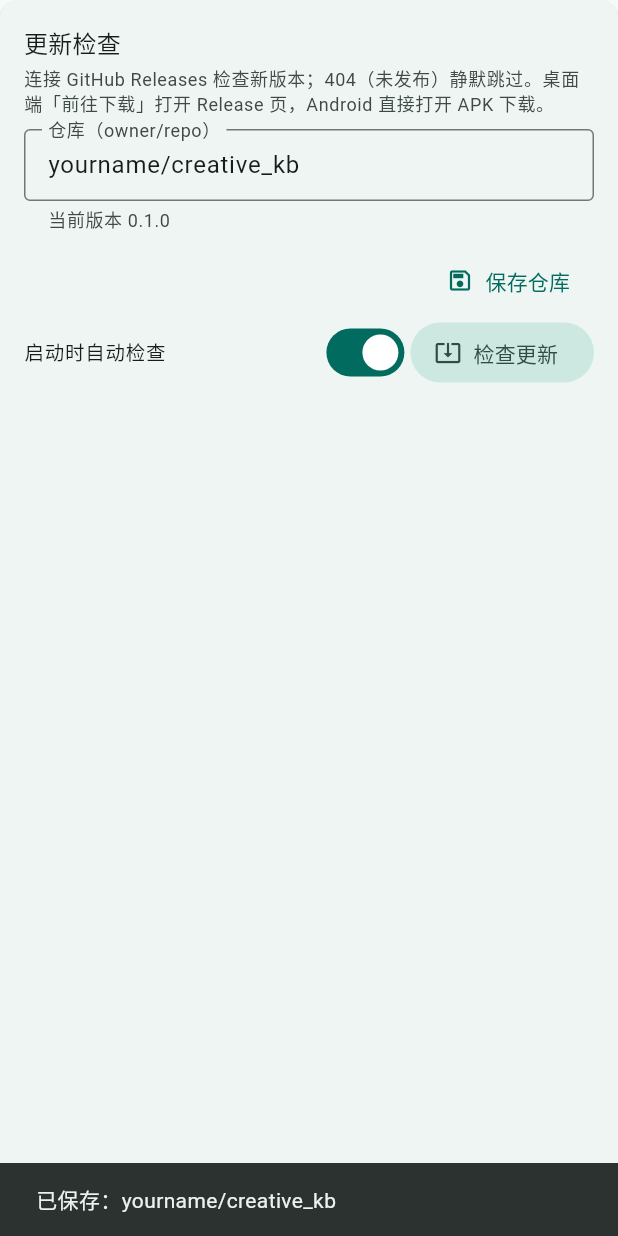
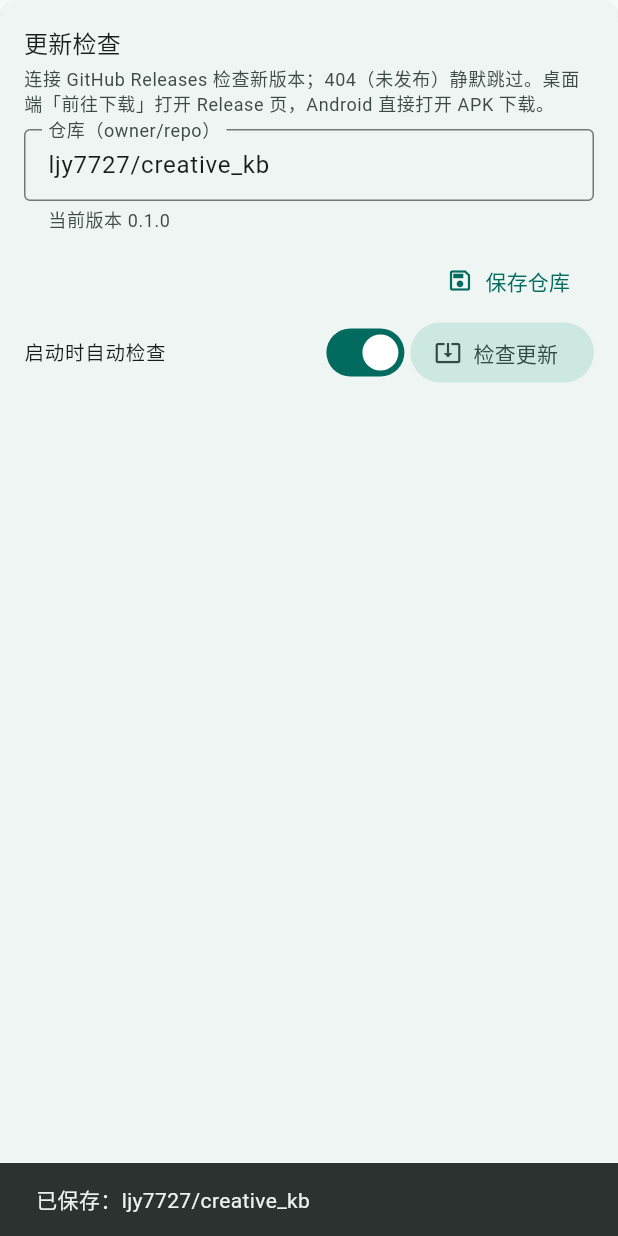
Before and after one commit to ljy7727/creative_kb, a Flutter app: the _UpdateGroup widget shown alone on an empty page, opened directly, after a tap on "保存仓库", on a phone screen of 412 x 824 dp. Run offline on Flutter 3.47's test engine with Material 3 defaults, Android fonts, the phone set to English and light mode, and no system bars; our stand-ins replace dio, drift, drift_flutter, file_picker, flutter_markdown, flutter_riverpod and 2 more; missing offline and left inert: window_manager; accounts and stored records are empty; generated files the repository leaves out were written again; statements that could not run were skipped.

Commit message:
发布配置：更新检查默认仓库指向 ljy7727/creative_kb（原占位 yourname）

```diff
--- a/lib/core/seed/app_seeder.dart
+++ b/lib/core/seed/app_seeder.dart
@@ -42,7 +42,7 @@ class AppSeeder {
     await _setIfAbsent(AppSettingKeys.dailyMaxTokens, '2000000');
     await _setIfAbsent(AppSettingKeys.defaultIntensity, 'standard');
     await _setIfAbsent(AppSettingKeys.quickIngest, 'false');
-    await _setIfAbsent(AppSettingKeys.updateRepo, 'yourname/creative_kb');
+    await _setIfAbsent(AppSettingKeys.updateRepo, 'ljy7727/creative_kb');
     await _setIfAbsent(AppSettingKeys.updateAutoCheck, 'true');
   }
 
--- a/lib/features/settings/pages/settings_page.dart
+++ b/lib/features/settings/pages/settings_page.dart
@@ -1024,7 +1024,7 @@ class _UpdateGroupState extends ConsumerState<_UpdateGroup> {
     final value = _repoController.text.trim();
     final parsed = parseUpdateRepo(value);
     if (parsed == null) {
-      _toast(context, '格式应为 owner/repo，例如 yourname/creative_kb');
+      _toast(context, '格式应为 owner/repo，例如 ljy7727/creative_kb');
       return;
     }
     await ref
--- a/lib/features/settings/providers/settings_providers.dart
+++ b/lib/features/settings/providers/settings_providers.dart
@@ -98,15 +98,15 @@ final backupServiceProvider = FutureProvider<BackupService?>((ref) async {
   );
 });
 
-/// 更新检查仓库（owner/repo 字符串，占位 yourname/creative_kb）。
+/// 更新检查仓库（owner/repo 字符串，默认 ljy7727/creative_kb）。
 final updateRepoSettingProvider = StreamProvider<String>((ref) {
   final db = ref.watch(settingsDbProvider);
-  if (db == null) return Stream.value('yourname/creative_kb');
+  if (db == null) return Stream.value('ljy7727/creative_kb');
   return db.appSettingsDao
       .watch(AppSettingKeys.updateRepo)
       .map(
         (value) =>
-            (value == null || value.isEmpty) ? 'yourname/creative_kb' : value,
+            (value == null || value.isEmpty) ? 'ljy7727/creative_kb' : value,
       );
 });
 
```
Also changed, not shown: 1 other file.
